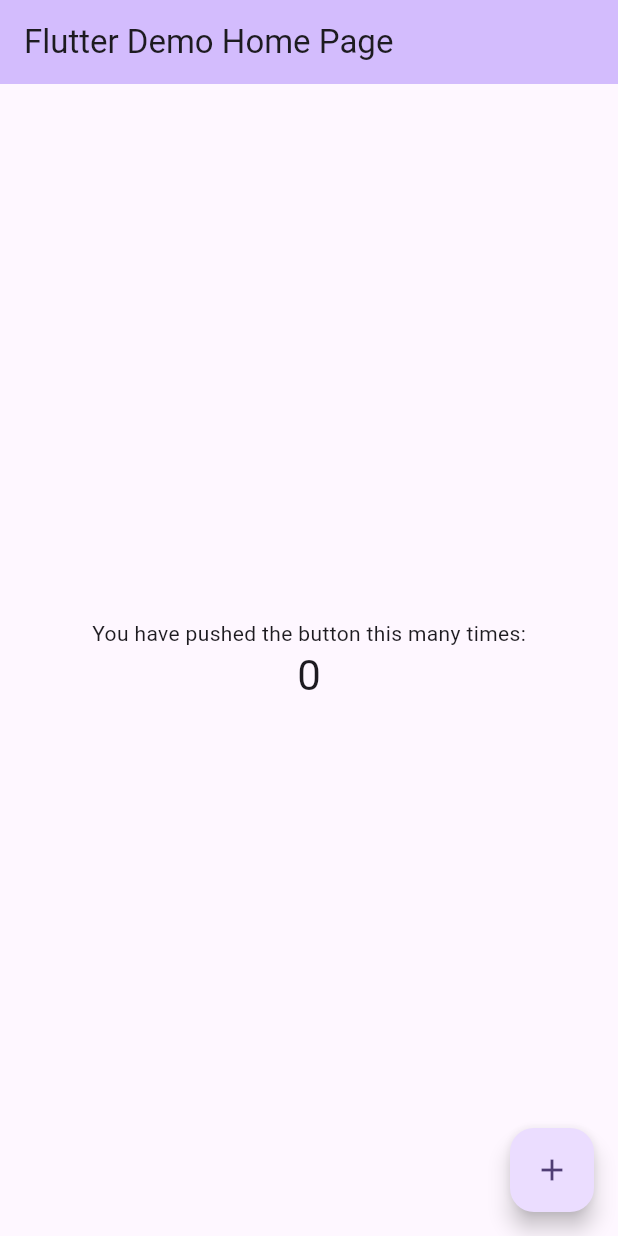
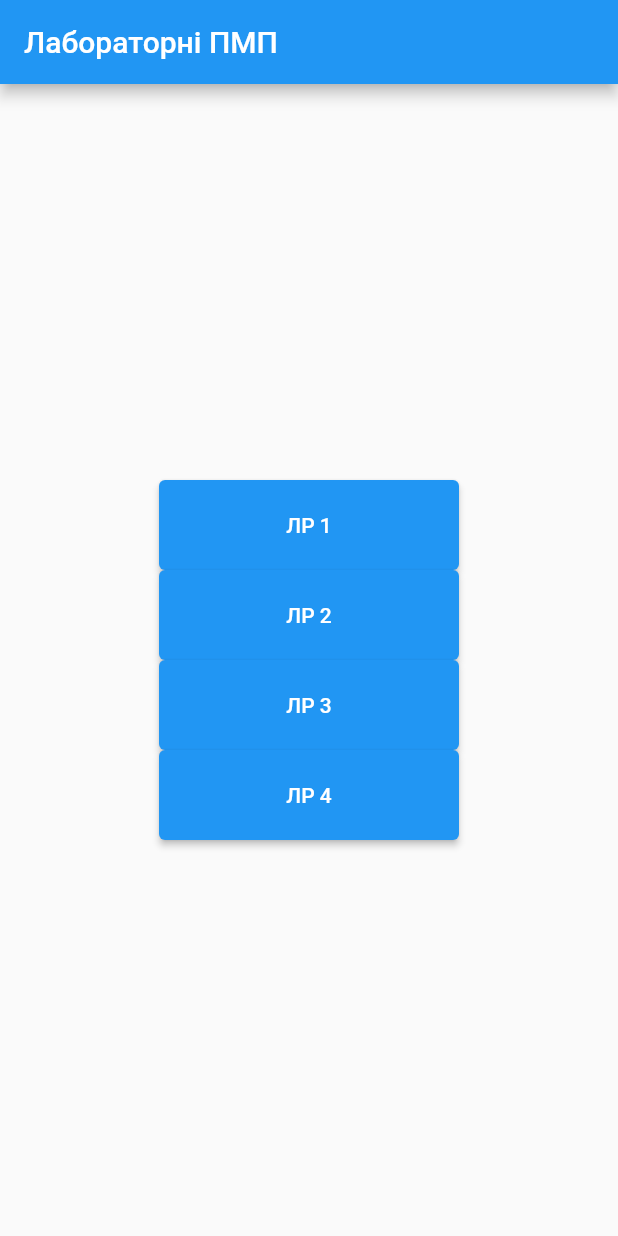
Before and after one commit to dmytrobilash/flutter-labs, a Flutter app: the screen it shows after launch, on a phone screen of 412 x 824 dp. Run offline on Flutter 3.47's test engine with Material 2 defaults, Android fonts, the phone set to English and light mode, and no system bars.

Commit message:
Main dart

```diff
--- a/lib/main.dart
+++ b/lib/main.dart
@@ -1,72 +1,142 @@
 import 'package:flutter/material.dart';
 
-void main() {
-  runApp(const MyApp());
-}
+void main() => runApp(MyApp());
 
 class MyApp extends StatelessWidget {
-  const MyApp({super.key});
-
-  // This widget is the root of your application.
   @override
   Widget build(BuildContext context) {
     return MaterialApp(
-      title: 'Flutter Demo',
-      theme: ThemeData(
-        colorScheme: ColorScheme.fromSeed(seedColor: Colors.deepPurple),
-        useMaterial3: true,
+      title: 'Button Demo',
+      home: Navigator( // Wrap MaterialApp with a Navigator widget
+        onGenerateRoute: (settings) {
+          return MaterialPageRoute(
+            settings: settings,
+            builder: (context) => HomePage(),
+          );
+        },
       ),
-      home: const MyHomePage(title: 'Flutter Demo Home Page'),
     );
   }
 }
 
-class MyHomePage extends StatefulWidget {
-  const MyHomePage({super.key, required this.title});
-  final String title;
-
-  @override
-  State<MyHomePage> createState() => _MyHomePageState();
-}
-
-class _MyHomePageState extends State<MyHomePage> {
-  int _counter = 0;
-
-  void _incrementCounter() {
-    setState(() {
-      _counter++;
-    });
-  }
-
+class HomePage extends StatelessWidget {
   @override
   Widget build(BuildContext context) {
     return Scaffold(
       appBar: AppBar(
-        backgroundColor: Theme.of(context).colorScheme.inversePrimary,
-
-        title: Text(widget.title),
+        title: Text('Лабораторні ПМП'),
       ),
       body: Center(
-        // Center is a layout widget. It takes a single child and positions it
-        // in the middle of the parent.
         child: Column(
           mainAxisAlignment: MainAxisAlignment.center,
-          children: <Widget>[
-            const Text(
-              'You have pushed the button this many times:',
+          children: [
+            ElevatedButton(
+              onPressed: () {
+                Navigator.push(
+                  context,
+                  MaterialPageRoute(builder: (context) => LB1()),
+                );
+              },
+              child: Text('ЛР 1'),
+              style: ButtonStyle(
+                fixedSize: MaterialStateProperty.all(Size(200, 60)),
+              ),
             ),
-            Text(
-              '$_counter',
-              style: Theme.of(context).textTheme.headlineMedium,
+            ElevatedButton(
+              onPressed: () {
+                Navigator.push(
+                  context,
+                  MaterialPageRoute(builder: (context) => LB2()),
+                );
+              },
+              child: Text('ЛР 2'),
+              style: ButtonStyle(
+                fixedSize: MaterialStateProperty.all(Size(200, 60)),
+              ),
+            ),
+            ElevatedButton(
+              onPressed: () {
+                Navigator.push(
+                  context,
+                  MaterialPageRoute(builder: (context) => LB3()),
+                );
+              },
+              child: Text('ЛР 3'),
+              style: ButtonStyle(
+                fixedSize: MaterialStateProperty.all(Size(200, 60)),
+              ),
+            ),
+            ElevatedButton(
+              onPressed: () {
+                Navigator.push(
+                  context,
+                  MaterialPageRoute(builder: (context) => LB4()),
+                );
+              },
+              child: Text('ЛР 4'),
+              style: ButtonStyle(
+                fixedSize: MaterialStateProperty.all(Size(200, 60)),
+              ),
             ),
           ],
         ),
       ),
-      floatingActionButton: FloatingActionButton(
-        onPressed: _incrementCounter,
-        tooltip: 'Increment',
-        child: const Icon(Icons.add),
-      ), // This trailing comma makes auto-formatting nicer for build methods.
     );
   }
 }
+
+class LB1 extends StatelessWidget {
+  @override
+  Widget build(BuildContext context) {
+    return Scaffold(
+      appBar: AppBar(
+        title: Text('Screen One'),
+      ),
+      body: Center(
+        child: Text('This is Screen One'),
+      ),
+    );
+  }
+}
+
+class LB2 extends StatelessWidget {
+  @override
+  Widget build(BuildContext context) {
+    return Scaffold(
+      appBar: AppBar(
+        title: Text('Screen Two'),
+      ),
+      body: Center(
+        child: Text('This is Screen Two'),
+      ),
+    );
+  }
+}
+
+class LB3 extends StatelessWidget {
+  @override
+  Widget build(BuildContext context) {
+    return Scaffold(
+      appBar: AppBar(
+        title: Text('Screen Three'),
+      ),
+      body: Center(
+        child: Text('This is Screen Three'),
+      ),
+    );
+  }
+}
+
+class LB4 extends StatelessWidget {
+  @override
+  Widget build(BuildContext context) {
+    return Scaffold(
+      appBar: AppBar(
+        title: Text('Screen Four'),
+      ),
+      body: Center(
+        child: Text('This is Screen Four'),
+      ),
+    );
+  }
+}
```
